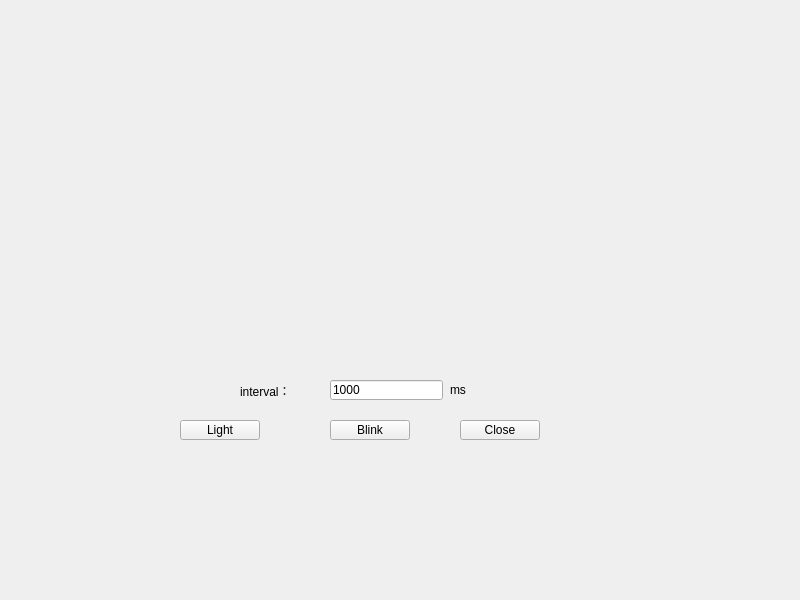
First picture: the form in widget.ui, repository marine0401/stateMachine, before the edit.
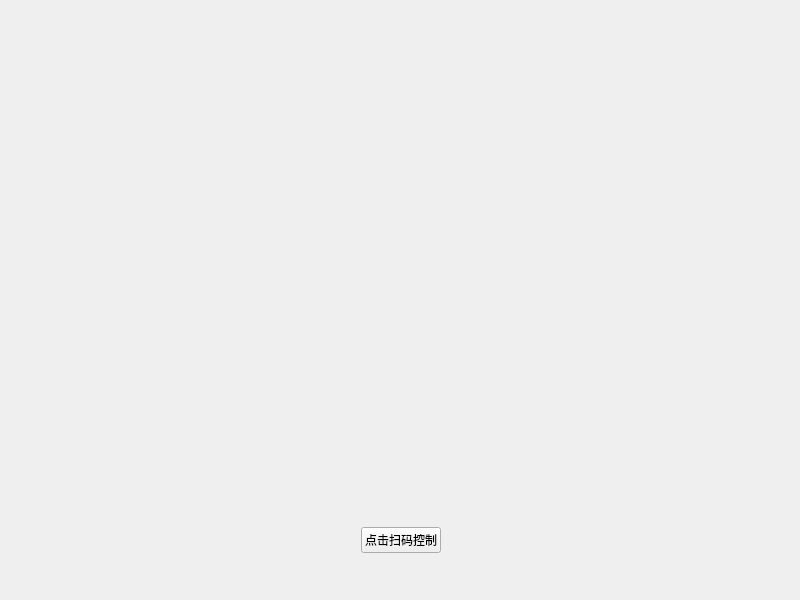
Second picture: the form after the edit. Icons and pictures are not drawn.

Patch:
```diff
--- a/widget.ui
+++ b/widget.ui
@@ -19,7 +19,7 @@
      <x>180</x>
      <y>420</y>
      <width>80</width>
-     <height>20</height>
+     <height>21</height>
     </rect>
    </property>
    <property name="text">
@@ -32,7 +32,7 @@
      <x>330</x>
      <y>420</y>
      <width>80</width>
-     <height>20</height>
+     <height>21</height>
     </rect>
    </property>
    <property name="text">
@@ -45,7 +45,7 @@
      <x>460</x>
      <y>420</y>
      <width>80</width>
-     <height>20</height>
+     <height>21</height>
     </rect>
    </property>
    <property name="text">
@@ -107,6 +107,77 @@
     <pixmap>:/resource/2.png</pixmap>
    </property>
   </widget>
+  <widget class="QWidget" name="codeWidget" native="true">
+   <property name="geometry">
+    <rect>
+     <x>0</x>
+     <y>0</y>
+     <width>801</width>
+     <height>461</height>
+    </rect>
+   </property>
+   <property name="autoFillBackground">
+    <bool>true</bool>
+   </property>
+   <widget class="QLabel" name="code">
+    <property name="geometry">
+     <rect>
+      <x>300</x>
+      <y>140</y>
+      <width>201</width>
+      <height>181</height>
+     </rect>
+    </property>
+    <property name="text">
+     <string/>
+    </property>
+   </widget>
+  </widget>
+  <widget class="QWidget" name="horizontalLayoutWidget">
+   <property name="geometry">
+    <rect>
+     <x>0</x>
+     <y>500</y>
+     <width>801</width>
+     <height>80</height>
+    </rect>
+   </property>
+   <layout class="QHBoxLayout" name="horizontalLayout">
+    <item>
+     <spacer name="horizontalSpacer">
+      <property name="orientation">
+       <enum>Qt::Horizontal</enum>
+      </property>
+      <property name="sizeHint" stdset="0">
+       <size>
+        <width>40</width>
+        <height>20</height>
+       </size>
+      </property>
+     </spacer>
+    </item>
+    <item>
+     <widget class="QPushButton" name="dispalyCode">
+      <property name="text">
+       <string>点击扫码控制</string>
+      </property>
+     </widget>
+    </item>
+    <item>
+     <spacer name="horizontalSpacer_2">
+      <property name="orientation">
+       <enum>Qt::Horizontal</enum>
+      </property>
+      <property name="sizeHint" stdset="0">
+       <size>
+        <width>40</width>
+        <height>20</height>
+       </size>
+      </property>
+     </spacer>
+    </item>
+   </layout>
+  </widget>
  </widget>
  <resources/>
  <connections/>
```
Left out of the diff: 2 changed lines with no effect on the pictures.
